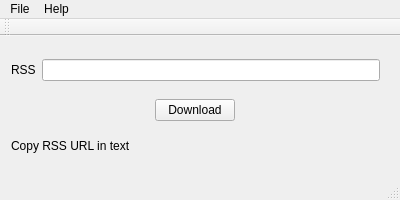
Qt form src/ui/mainwindow.ui (SamMcSam/rss-bulk-downloader) before a commit.
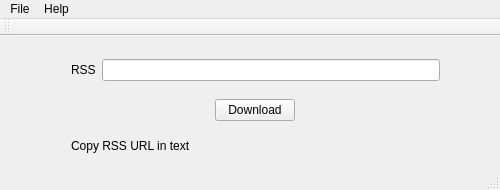
The same form after that commit.

Patch:
```diff
--- a/src/ui/mainwindow.ui
+++ b/src/ui/mainwindow.ui
@@ -6,8 +6,8 @@
    <rect>
     <x>0</x>
     <y>0</y>
-    <width>400</width>
-    <height>200</height>
+    <width>500</width>
+    <height>190</height>
    </rect>
   </property>
   <property name="sizePolicy">
@@ -18,24 +18,30 @@
   </property>
   <property name="minimumSize">
    <size>
-    <width>400</width>
-    <height>100</height>
+    <width>500</width>
+    <height>190</height>
    </size>
   </property>
   <property name="maximumSize">
    <size>
-    <width>400</width>
-    <height>200</height>
+    <width>500</width>
+    <height>190</height>
    </size>
   </property>
   <property name="windowTitle">
    <string>RSS Bulk Downloader 0.1</string>
   </property>
   <widget class="QWidget" name="centralWidget">
+   <property name="sizePolicy">
+    <sizepolicy hsizetype="Fixed" vsizetype="Fixed">
+     <horstretch>0</horstretch>
+     <verstretch>0</verstretch>
+    </sizepolicy>
+   </property>
    <widget class="QWidget" name="verticalLayoutWidget">
     <property name="geometry">
      <rect>
-      <x>0</x>
+      <x>60</x>
       <y>0</y>
       <width>391</width>
       <height>141</height>
@@ -61,6 +67,9 @@
      </item>
      <item>
       <layout class="QHBoxLayout" name="horizontalLayout_2">
+       <property name="sizeConstraint">
+        <enum>QLayout::SetDefaultConstraint</enum>
+       </property>
        <item>
         <widget class="QPushButton" name="downloadButton">
          <property name="enabled">
@@ -80,6 +89,8 @@
       </layout>
      </item>
      <item>
+      <layout class="QVBoxLayout" name="verticalLayout_2">
+       <item>
       <widget class="QLabel" name="result">
        <property name="sizePolicy">
         <sizepolicy hsizetype="Fixed" vsizetype="Fixed">
@@ -93,6 +104,8 @@
       </widget>
      </item>
     </layout>
+     </item>
+    </layout>
    </widget>
   </widget>
   <widget class="QMenuBar" name="menuBar">
@@ -100,7 +113,7 @@
     <rect>
      <x>0</x>
      <y>0</y>
-     <width>400</width>
+     <width>500</width>
      <height>21</height>
     </rect>
    </property>
```
Lines whose indentation alone changed are shown as unchanged.
